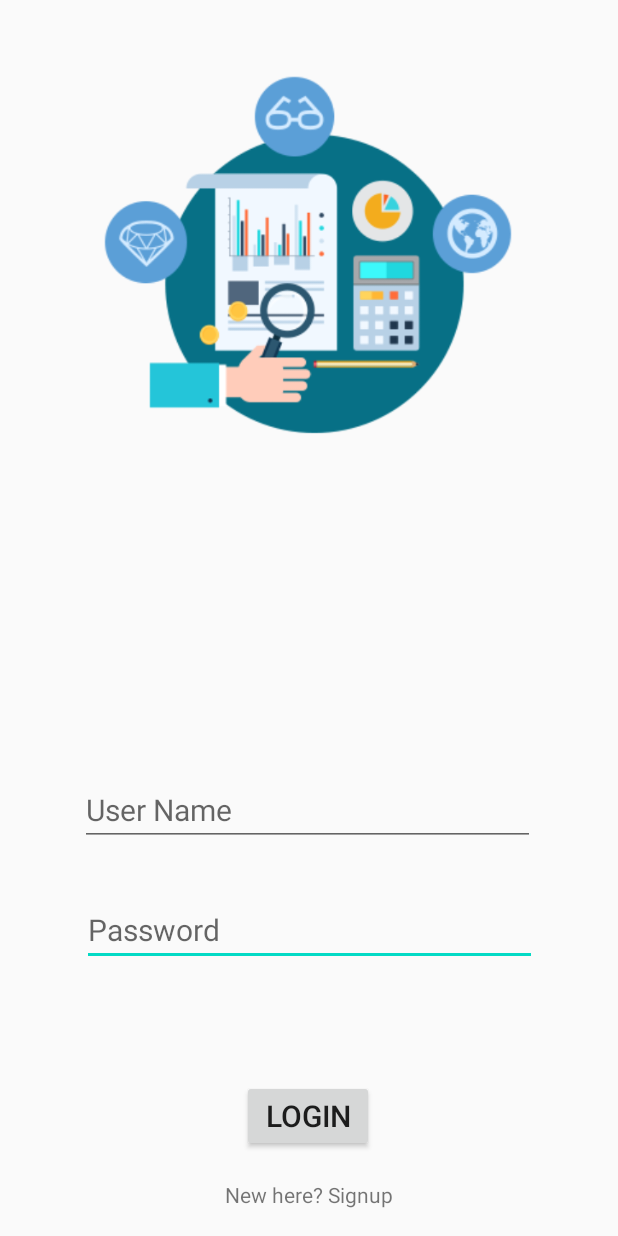
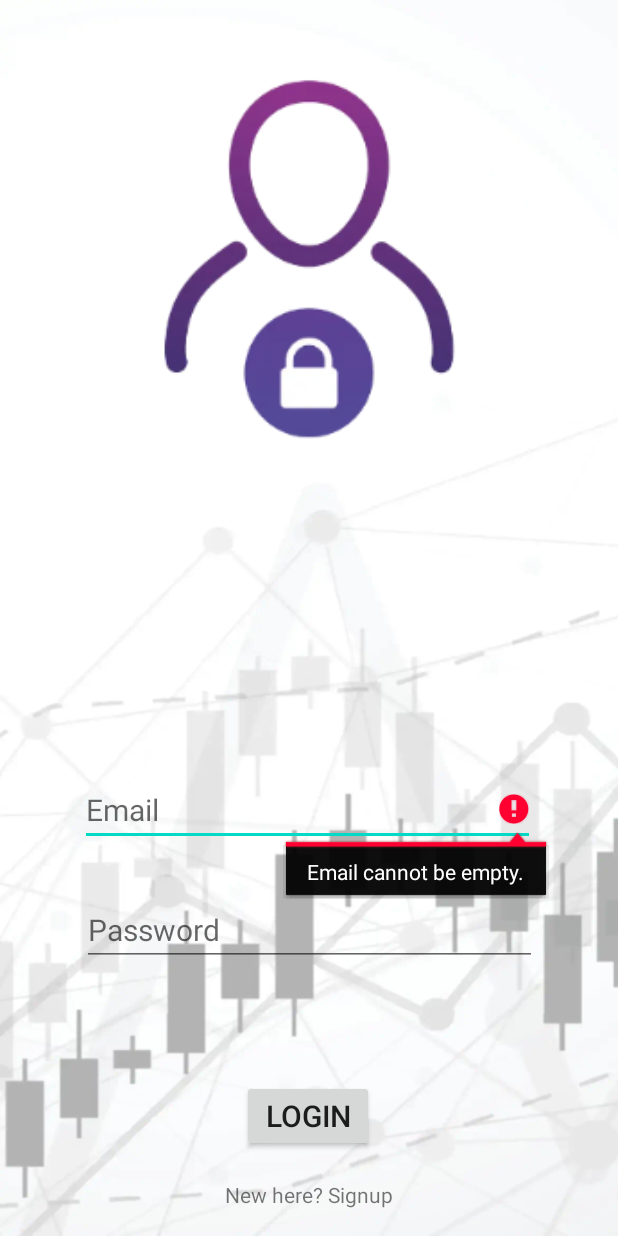
Before and after one commit to JosephLahiru/stocks-portfolio-management-system, an Android app: the LoginActivity screen opened directly, with no data from a screen before it, after a tap on "LOGIN", on a phone screen of 412 x 824 dp. Run offline under Robolectric (Android 15) with nearby library versions, the phone set to English and light mode, and no system bars; our stand-ins replace Firebase (no records; nobody signed in at launch, a user with empty details on screens opened directly).

Commit message:
Finished Login and SignIn

```diff
--- a/app/src/main/AndroidManifest.xml
+++ b/app/src/main/AndroidManifest.xml
@@ -1,6 +1,8 @@
 <?xml version="1.0" encoding="utf-8"?>
 <manifest xmlns:android="http://schemas.android.com/apk/res/android"
     package="com.example.stocksportfoliomanagementsystem" >
+
+    <uses-permission android:name="android.permission.INTERNET"/>
 
     <application
         android:allowBackup="true"
--- a/app/src/main/java/com/example/stocksportfoliomanagementsystem/LoginActivity.java
+++ b/app/src/main/java/com/example/stocksportfoliomanagementsystem/LoginActivity.java
@@ -1,18 +1,32 @@
 package com.example.stocksportfoliomanagementsystem;
 
+import androidx.annotation.NonNull;
 import androidx.appcompat.app.AppCompatActivity;
 
+import android.content.Intent;
 import android.os.Bundle;
+import android.text.TextUtils;
 import android.view.View;
 import android.widget.Button;
 import android.widget.EditText;
+import android.widget.ProgressBar;
+import android.widget.TextView;
 import android.widget.Toast;
+
+import com.google.android.gms.tasks.OnCompleteListener;
+import com.google.android.gms.tasks.Task;
+import com.google.firebase.auth.AuthResult;
+import com.google.firebase.auth.FirebaseAuth;
 
 public class LoginActivity extends AppCompatActivity {
 
     Button loginButton;
-    EditText userNameEditText;
+    EditText emailEditText;
     EditText passwordEditText;
+    TextView redirectSignInTextView;
+    ProgressBar progressBar;
+
+    FirebaseAuth mAuth;
 
     @Override
     protected void onCreate(Bundle savedInstanceState) {
@@ -20,22 +34,51 @@ public class LoginActivity extends AppCompatActivity {
         setContentView(R.layout.activity_login);
 
         loginButton = (Button) findViewById(R.id.loginButton);
-        userNameEditText = (EditText) findViewById(R.id.editTextTextUserName);
+        emailEditText = (EditText) findViewById(R.id.editTextEmail);
         passwordEditText = (EditText) findViewById(R.id.editTextTextPassword);
+        redirectSignInTextView = (TextView) findViewById(R.id.redirectSignup);
+        progressBar = (ProgressBar) findViewById(R.id.progressBar);
 
-        DAOUser doa = new DAOUser();
+        mAuth = FirebaseAuth.getInstance();
 
         loginButton.setOnClickListener(new View.OnClickListener() {
             @Override
             public void onClick(View view) {
-                //Toast.makeText(LoginActivity.this, "User Name : " + userNameEditText.getText().toString() + "\nPassword : " + passwordEditText.getText().toString(), Toast.LENGTH_SHORT).show();
-                User user = new User(userNameEditText.getText().toString(), passwordEditText.getText().toString());
-                doa.add(user).addOnSuccessListener(suc->{
-                    Toast.makeText(LoginActivity.this, "Data Inserted Successfully.", Toast.LENGTH_SHORT).show();
-                }).addOnFailureListener(er->{
-                    Toast.makeText(LoginActivity.this, er.getMessage(), Toast.LENGTH_SHORT).show();
-                });
+                loginUser();
+            }
+        });
+
+        redirectSignInTextView.setOnClickListener(new View.OnClickListener() {
+            @Override
+            public void onClick(View view) {
+                startActivity(new Intent(LoginActivity.this, SignInActivity.class));
             }
         });
     }
+
+    public void loginUser(){
+        String email = emailEditText.getText().toString().trim();
+        String password = passwordEditText.getText().toString().trim();
+
+        if(TextUtils.isEmpty(email)){
+            emailEditText.setError("Email cannot be empty.");
+            emailEditText.requestFocus();
+        }else if(TextUtils.isEmpty(password)){
+            passwordEditText.setError("Password cannot be empty.");
+            passwordEditText.requestFocus();
+        }else{
+            progressBar.setVisibility(View.VISIBLE);
+            mAuth.signInWithEmailAndPassword(email, password).addOnCompleteListener(new OnCompleteListener<AuthResult>() {
+                @Override
+                public void onComplete(@NonNull Task<AuthResult> task) {
+                    if(task.isSuccessful()){
+                        Toast.makeText(LoginActivity.this, "User logged in successfully.", Toast.LENGTH_SHORT).show();
+                        startActivity(new Intent(LoginActivity.this, ProfileActivity.class));
+                    }else{
+                        Toast.makeText(LoginActivity.this, "User Login Error : " + task.getException().getMessage(), Toast.LENGTH_SHORT).show();
+                    }
+                }
+            });
+        }
+    }
 }
--- a/app/src/main/res/layout/activity_login.xml
+++ b/app/src/main/res/layout/activity_login.xml
@@ -4,6 +4,7 @@
     xmlns:tools="http://schemas.android.com/tools"
     android:layout_width="match_parent"
     android:layout_height="match_parent"
+    android:background="@mipmap/background2"
     tools:context=".LoginActivity">
 
     <EditText
@@ -20,13 +21,13 @@
         app:layout_constraintStart_toStartOf="parent" />
 
     <EditText
-        android:id="@+id/editTextTextUserName"
+        android:id="@+id/editTextEmail"
         android:layout_width="wrap_content"
         android:layout_height="wrap_content"
         android:layout_marginBottom="32dp"
         android:ems="13"
-        android:hint="User Name"
-        android:inputType="textPersonName"
+        android:hint="Email"
+        android:inputType="textEmailAddress"
         android:textSize="20sp"
         app:layout_constraintBottom_toTopOf="@id/editTextTextPassword"
         app:layout_constraintEnd_toEndOf="parent"
@@ -47,16 +48,16 @@
 
     <ImageView
         android:id="@+id/imageView"
-        android:layout_width="300dp"
-        android:layout_height="286dp"
-        android:layout_marginTop="30sp"
+        android:layout_width="224dp"
+        android:layout_height="246dp"
+        android:layout_marginTop="50sp"
         app:layout_constraintBottom_toBottomOf="parent"
         app:layout_constraintEnd_toEndOf="parent"
         app:layout_constraintHorizontal_bias="0.495"
         app:layout_constraintStart_toStartOf="parent"
         app:layout_constraintTop_toTopOf="parent"
         app:layout_constraintVertical_bias="0.0"
-        app:srcCompat="@mipmap/portfolio2" />
+        app:srcCompat="@mipmap/login" />
 
     <TextView
         android:id="@+id/redirectSignup"
@@ -67,4 +68,15 @@
         app:layout_constraintEnd_toEndOf="parent"
         app:layout_constraintStart_toStartOf="parent"
         app:layout_constraintTop_toBottomOf="@+id/loginButton" />
+
+    <ProgressBar
+        android:id="@+id/progressBar"
+        style="?android:attr/progressBarStyle"
+        android:layout_width="85dp"
+        android:layout_height="85dp"
+        android:visibility="invisible"
+        app:layout_constraintBottom_toTopOf="@+id/editTextEmail"
+        app:layout_constraintEnd_toEndOf="parent"
+        app:layout_constraintStart_toStartOf="parent"
+        app:layout_constraintTop_toBottomOf="@+id/imageView" />
 </androidx.constraintlayout.widget.ConstraintLayout>
--- a/app/src/main/res/layout/activity_profile.xml
+++ b/app/src/main/res/layout/activity_profile.xml
@@ -16,8 +16,8 @@
         android:textSize="20sp"
         app:layout_constraintBottom_toBottomOf="parent"
         app:layout_constraintEnd_toEndOf="parent"
-        app:layout_constraintHorizontal_bias="0.568"
+        app:layout_constraintHorizontal_bias="1.0"
         app:layout_constraintStart_toStartOf="parent"
         app:layout_constraintTop_toTopOf="parent"
-        app:layout_constraintVertical_bias="0.189" />
+        app:layout_constraintVertical_bias="0.008" />
 </androidx.constraintlayout.widget.ConstraintLayout>
```
Also changed, not shown: app/src/main/java/com/example/stocksportfoliomanagementsystem/ProfileActivity.java (+9 -0 lines), app/src/main/java/com/example/stocksportfoliomanagementsystem/SignInActivity.java (+39 -5 lines), app/src/main/res/layout/activity_signin.xml (+9 -9 lines), app/src/main/res/mipmap-xxxhdpi/background2.webp (added), app/src/main/res/mipmap-xxxhdpi/login.png (added).
